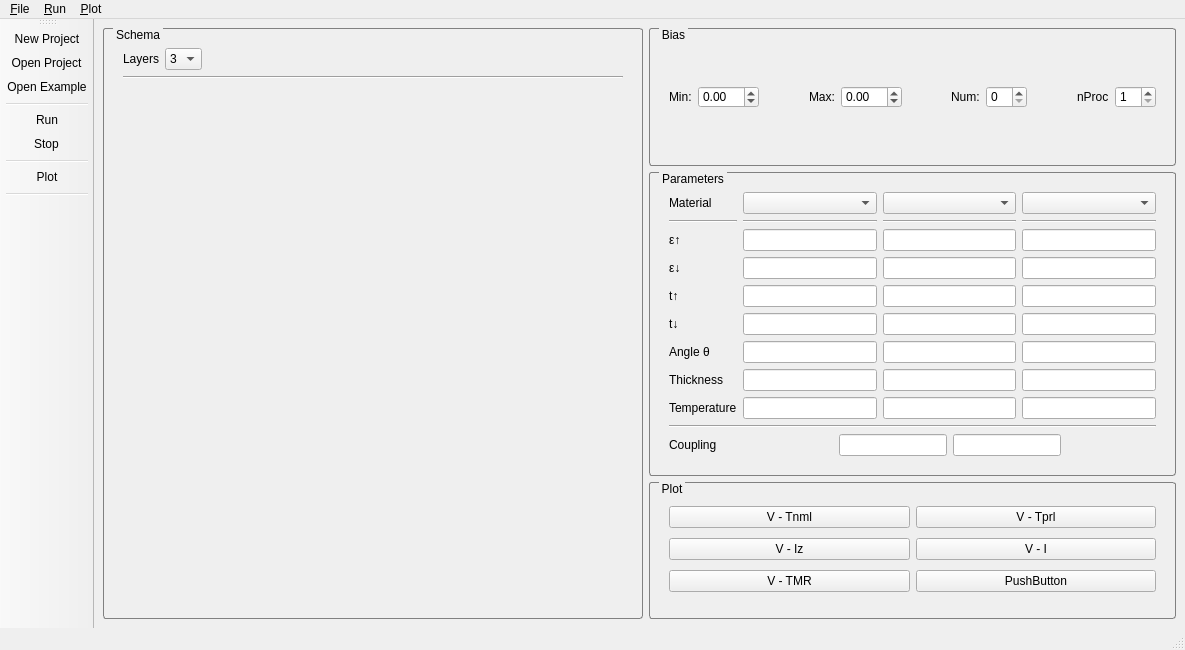
Qt form src/gui/mainwindow.ui (lise1020/TBMTJ) before a commit.
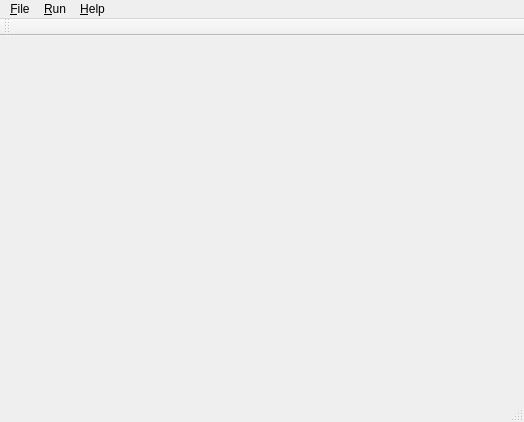
The same form after that commit. Icons and pictures are not drawn.

```diff
--- a/src/gui/mainwindow.ui
+++ b/src/gui/mainwindow.ui
@@ -6,529 +6,25 @@
    <rect>
     <x>0</x>
     <y>0</y>
-    <width>1185</width>
-    <height>650</height>
+    <width>524</width>
+    <height>422</height>
    </rect>
   </property>
   <property name="windowTitle">
    <string>MainWindow</string>
   </property>
-  <property name="styleSheet">
-   <string notr="true">QToolBar
-{
-    /*background: rgb(243, 235, 235);*/
-    spacing: 3px; /* spacing between items in the tool bar */
-}</string>
-  </property>
-  <widget class="QWidget" name="centralwidget">
+  <widget class="QWidget" name="centralWidget">
    <property name="styleSheet">
-    <string notr="true">QGroupBox
-{
-	border-width: 1px;
-	border-style: solid;
-	border-color:  gray;
-	border-radius: 3px;
-	margin-top: 1ex;
-	padding: 10px;
-}
-QGroupBox::title
-{
-	subcontrol-origin: margin;
-	subcontrol-position: top left;
-	left: 10px;
-	margin-left: 0px;
-	padding: 0px 1px;
-}</string>
+    <string notr="true"/>
    </property>
-   <layout class="QGridLayout" name="gridLayout_2">
-    <item row="1" column="1">
-     <widget class="QGroupBox" name="groupBox">
-      <property name="styleSheet">
-       <string notr="true"/>
-      </property>
-      <property name="title">
-       <string>Parameters</string>
-      </property>
-      <layout class="QGridLayout" name="gridLayout">
-       <item row="5" column="1">
-        <widget class="QLineEdit" name="lineEdit_1_4"/>
-       </item>
-       <item row="10" column="1" colspan="3">
-        <layout class="QHBoxLayout" name="horizontalLayout">
-         <item>
-          <spacer name="horizontalSpacer_2">
-           <property name="orientation">
-            <enum>Qt::Horizontal</enum>
-           </property>
-           <property name="sizeHint" stdset="0">
-            <size>
-             <width>40</width>
-             <height>20</height>
-            </size>
-           </property>
-          </spacer>
-         </item>
-         <item>
-          <widget class="QLineEdit" name="lineEdit_coupling_1"/>
-         </item>
-         <item>
-          <widget class="QLineEdit" name="lineEdit_coupling_2"/>
-         </item>
-         <item>
-          <spacer name="horizontalSpacer_3">
-           <property name="orientation">
-            <enum>Qt::Horizontal</enum>
-           </property>
-           <property name="sizeHint" stdset="0">
-            <size>
-             <width>40</width>
-             <height>20</height>
-            </size>
-           </property>
-          </spacer>
-         </item>
-        </layout>
-       </item>
-       <item row="6" column="1">
-        <widget class="QLineEdit" name="lineEdit_1_5"/>
-       </item>
-       <item row="0" column="2">
-        <widget class="QComboBox" name="comboBox_material_2"/>
-       </item>
-       <item row="10" column="0">
-        <widget class="QLabel" name="label_13">
-         <property name="text">
-          <string>Coupling</string>
-         </property>
-        </widget>
-       </item>
-       <item row="0" column="3">
-        <widget class="QComboBox" name="comboBox_material_3"/>
-       </item>
-       <item row="2" column="3">
-        <widget class="QLineEdit" name="lineEdit_3_1"/>
-       </item>
-       <item row="8" column="2">
-        <widget class="QLineEdit" name="lineEdit_2_7"/>
-       </item>
-       <item row="3" column="3">
-        <widget class="QLineEdit" name="lineEdit_3_2"/>
-       </item>
-       <item row="2" column="1">
-        <widget class="QLineEdit" name="lineEdit_1_1"/>
-       </item>
-       <item row="7" column="2">
-        <widget class="QLineEdit" name="lineEdit_2_6"/>
-       </item>
-       <item row="6" column="2">
-        <widget class="QLineEdit" name="lineEdit_2_5"/>
-       </item>
-       <item row="7" column="1">
-        <widget class="QLineEdit" name="lineEdit_1_6"/>
-       </item>
-       <item row="1" column="1">
-        <widget class="Line" name="line_2">
-         <property name="orientation">
-          <enum>Qt::Horizontal</enum>
-         </property>
-        </widget>
-       </item>
-       <item row="4" column="3">
-        <widget class="QLineEdit" name="lineEdit_3_3"/>
-       </item>
-       <item row="3" column="2">
-        <widget class="QLineEdit" name="lineEdit_2_2"/>
-       </item>
-       <item row="5" column="0">
-        <widget class="QLabel" name="label_4">
-         <property name="text">
-          <string>t↓</string>
-         </property>
-        </widget>
-       </item>
-       <item row="6" column="3">
-        <widget class="QLineEdit" name="lineEdit_3_5"/>
-       </item>
-       <item row="0" column="0">
-        <widget class="QLabel" name="label_6">
-         <property name="text">
-          <string>Material</string>
-         </property>
-        </widget>
-       </item>
-       <item row="6" column="0">
-        <widget class="QLabel" name="label_5">
-         <property name="text">
-          <string>Angle θ</string>
-         </property>
-        </widget>
-       </item>
-       <item row="4" column="1">
-        <widget class="QLineEdit" name="lineEdit_1_3"/>
-       </item>
-       <item row="2" column="0">
-        <widget class="QLabel" name="label_1">
-         <property name="text">
-          <string>ε↑</string>
-         </property>
-        </widget>
-       </item>
-       <item row="8" column="0">
-        <widget class="QLabel" name="label_8">
-         <property name="enabled">
-          <bool>true</bool>
-         </property>
-         <property name="text">
-          <string>Temperature</string>
-         </property>
-        </widget>
-       </item>
-       <item row="1" column="0">
-        <widget class="Line" name="line_1">
-         <property name="orientation">
-          <enum>Qt::Horizontal</enum>
-         </property>
-        </widget>
-       </item>
-       <item row="5" column="3">
-        <widget class="QLineEdit" name="lineEdit_3_4"/>
-       </item>
-       <item row="8" column="3">
-        <widget class="QLineEdit" name="lineEdit_3_7"/>
-       </item>
-       <item row="4" column="2">
-        <widget class="QLineEdit" name="lineEdit_2_3"/>
-       </item>
-       <item row="4" column="0">
-        <widget class="QLabel" name="label_3">
-         <property name="text">
-          <string>t↑</string>
-         </property>
-        </widget>
-       </item>
-       <item row="5" column="2">
-        <widget class="QLineEdit" name="lineEdit_2_4"/>
-       </item>
-       <item row="3" column="0">
-        <widget class="QLabel" name="label_2">
-         <property name="text">
-          <string>ε↓</string>
-         </property>
-        </widget>
-       </item>
-       <item row="1" column="2">
-        <widget class="Line" name="line_3">
-         <property name="orientation">
-          <enum>Qt::Horizontal</enum>
-         </property>
-        </widget>
-       </item>
-       <item row="0" column="1">
-        <widget class="QComboBox" name="comboBox_material_1"/>
-       </item>
-       <item row="7" column="0">
-        <widget class="QLabel" name="label_7">
-         <property name="text">
-          <string>Thickness</string>
-         </property>
-        </widget>
-       </item>
-       <item row="2" column="2">
-        <widget class="QLineEdit" name="lineEdit_2_1"/>
-       </item>
-       <item row="3" column="1">
-        <widget class="QLineEdit" name="lineEdit_1_2"/>
-       </item>
-       <item row="8" column="1">
-        <widget class="QLineEdit" name="lineEdit_1_7"/>
-       </item>
-       <item row="7" column="3">
-        <widget class="QLineEdit" name="lineEdit_3_6"/>
-       </item>
-       <item row="9" column="0" colspan="4">
-        <widget class="Line" name="line">
-         <property name="orientation">
-          <enum>Qt::Horizontal</enum>
-         </property>
-        </widget>
-       </item>
-       <item row="1" column="3">
-        <widget class="Line" name="line_4">
-         <property name="orientation">
-          <enum>Qt::Horizontal</enum>
-         </property>
-        </widget>
-       </item>
-      </layout>
-     </widget>
-    </item>
-    <item row="2" column="1">
-     <widget class="QGroupBox" name="groupBox_2">
-      <property name="title">
-       <string>Plot</string>
-      </property>
-      <layout class="QGridLayout" name="gridLayout_3">
-       <item row="0" column="1">
-        <widget class="QPushButton" name="pushButton_plot_Tprl">
-         <property name="text">
-          <string>V - Tprl</string>
-         </property>
-        </widget>
-       </item>
-       <item row="0" column="0">
-        <widget class="QPushButton" name="pushButton_plot_Tnml">
-         <property name="text">
-          <string>V - Tnml</string>
-         </property>
-        </widget>
-       </item>
-       <item row="1" column="0">
-        <widget class="QPushButton" name="pushButton_plot_Iz">
-         <property name="text">
-          <string>V - Iz</string>
-         </property>
-        </widget>
-       </item>
-       <item row="1" column="1">
-        <widget class="QPushButton" name="pushButton_plot_I">
-         <property name="text">
-          <string>V - I</string>
-         </property>
-        </widget>
-       </item>
-       <item row="2" column="0">
-        <widget class="QPushButton" name="pushButton_plot_TMR">
-         <property name="text">
-          <string>V - TMR</string>
-         </property>
-        </widget>
-       </item>
-       <item row="2" column="1">
-        <widget class="QPushButton" name="pushButton_5">
-         <property name="text">
-          <string>PushButton</string>
-         </property>
-        </widget>
-       </item>
-      </layout>
-     </widget>
-    </item>
-    <item row="0" column="1">
-     <widget class="QGroupBox" name="groupBox_3">
-      <property name="title">
-       <string>Bias</string>
-      </property>
-      <layout class="QHBoxLayout" name="horizontalLayout_3">
-       <item>
-        <widget class="QLabel" name="label_9">
-         <property name="text">
-          <string>Min:</string>
-         </property>
-        </widget>
-       </item>
-       <item>
-        <widget class="QDoubleSpinBox" name="doubleSpinBox_bias_min">
-         <property name="minimum">
-          <double>-20.000000000000000</double>
-         </property>
-         <property name="maximum">
-          <double>20.000000000000000</double>
-         </property>
-        </widget>
-       </item>
-       <item>
-        <spacer name="horizontalSpacer">
-         <property name="orientation">
-          <enum>Qt::Horizontal</enum>
-         </property>
-         <property name="sizeHint" stdset="0">
-          <size>
-           <width>40</width>
-           <height>20</height>
-          </size>
-         </property>
-        </spacer>
-       </item>
-       <item>
-        <widget class="QLabel" name="label_11">
-         <property name="text">
-          <string>Max:</string>
-         </property>
-        </widget>
-       </item>
-       <item>
-        <widget class="QDoubleSpinBox" name="doubleSpinBox_bias_max">
-         <property name="minimum">
-          <double>-20.000000000000000</double>
-         </property>
-         <property name="maximum">
-          <double>20.000000000000000</double>
-         </property>
-        </widget>
-       </item>
-       <item>
-        <spacer name="horizontalSpacer_4">
-         <property name="orientation">
-          <enum>Qt::Horizontal</enum>
-         </property>
-         <property name="sizeHint" stdset="0">
-          <size>
-           <width>40</width>
-           <height>20</height>
-          </size>
-         </property>
-        </spacer>
-       </item>
-       <item>
-        <widget class="QLabel" name="label_12">
-         <property name="text">
-          <string>Num:</string>
-         </property>
-        </widget>
-       </item>
-       <item>
-        <widget class="QSpinBox" name="spinBox_bias_num"/>
-       </item>
-       <item>
-        <spacer name="horizontalSpacer_6">
-         <property name="orientation">
-          <enum>Qt::Horizontal</enum>
-         </property>
-         <property name="sizeHint" stdset="0">
-          <size>
-           <width>40</width>
-           <height>20</height>
-          </size>
-         </property>
-        </spacer>
-       </item>
-       <item>
-        <widget class="QLabel" name="label">
-         <property name="text">
-          <string>nProc</string>
-         </property>
-        </widget>
-       </item>
-       <item>
-        <widget class="QSpinBox" name="spinBox_nproc">
-         <property name="minimum">
-          <number>1</number>
-         </property>
-         <property name="maximum">
-          <number>20</number>
-         </property>
-        </widget>
-       </item>
-      </layout>
-     </widget>
-    </item>
-    <item row="0" column="0" rowspan="3">
-     <widget class="QGroupBox" name="groupBox_4">
-      <property name="title">
-       <string>Schema</string>
-      </property>
-      <property name="checkable">
-       <bool>false</bool>
-      </property>
-      <layout class="QVBoxLayout" name="verticalLayout">
-       <item>
-        <layout class="QHBoxLayout" name="horizontalLayout_2">
-         <item>
-          <widget class="QLabel" name="label_10">
-           <property name="text">
-            <string>Layers</string>
-           </property>
-          </widget>
-         </item>
-         <item>
-          <widget class="QComboBox" name="comboBox_numLayer">
-           <item>
-            <property name="text">
-             <string>3</string>
-            </property>
-           </item>
-           <item>
-            <property name="text">
-             <string>5</string>
-            </property>
-           </item>
-          </widget>
-         </item>
-         <item>
-          <spacer name="horizontalSpacer_5">
-           <property name="orientation">
-            <enum>Qt::Horizontal</enum>
-           </property>
-           <property name="sizeHint" stdset="0">
-            <size>
-             <width>40</width>
-             <height>20</height>
-            </size>
-           </property>
-          </spacer>
-         </item>
-        </layout>
-       </item>
-       <item>
-        <widget class="Line" name="line_5">
-         <property name="orientation">
-          <enum>Qt::Horizontal</enum>
-         </property>
-        </widget>
-       </item>
-       <item>
-        <spacer name="verticalSpacer">
-         <property name="orientation">
-          <enum>Qt::Vertical</enum>
-         </property>
-         <property name="sizeHint" stdset="0">
-          <size>
-           <width>20</width>
-           <height>20</height>
-          </size>
-         </property>
-        </spacer>
-       </item>
-       <item>
-        <widget class="QWidget" name="widget" native="true">
-         <property name="enabled">
-          <bool>true</bool>
-         </property>
-         <property name="minimumSize">
-          <size>
-           <width>500</width>
-           <height>400</height>
-          </size>
-         </property>
-         <property name="styleSheet">
-          <string notr="true">image: url(:/drawable/3L.tiff);</string>
-         </property>
-        </widget>
-       </item>
-       <item>
-        <spacer name="verticalSpacer_2">
-         <property name="orientation">
-          <enum>Qt::Vertical</enum>
-         </property>
-         <property name="sizeHint" stdset="0">
-          <size>
-           <width>20</width>
-           <height>20</height>
-          </size>
-         </property>
-        </spacer>
-       </item>
-      </layout>
-     </widget>
-    </item>
-   </layout>
+   <layout class="QGridLayout" name="gridLayout_2"/>
   </widget>
   <widget class="QMenuBar" name="menubar">
    <property name="geometry">
     <rect>
      <x>0</x>
      <y>0</y>
-     <width>1185</width>
+     <width>524</width>
      <height>25</height>
     </rect>
    </property>
@@ -555,42 +51,26 @@
     <addaction name="action_Run"/>
     <addaction name="action_Stop"/>
    </widget>
-   <widget class="QMenu" name="menu_Plot">
+   <widget class="QMenu" name="menu_Help">
     <property name="title">
-     <string>&amp;Plot</string>
+     <string>&amp;Help</string>
     </property>
     <addaction name="action_Plot"/>
    </widget>
    <addaction name="menu_File"/>
    <addaction name="menu_Run"/>
-   <addaction name="menu_Plot"/>
+   <addaction name="menu_Help"/>
   </widget>
-  <widget class="QStatusBar" name="statusbar"/>
-  <widget class="QToolBar" name="toolBar">
-   <property name="windowTitle">
-    <string>toolBar</string>
-   </property>
+  <widget class="QToolBar" name="mainToolBar">
    <attribute name="toolBarArea">
-    <enum>LeftToolBarArea</enum>
+    <enum>TopToolBarArea</enum>
    </attribute>
    <attribute name="toolBarBreak">
     <bool>false</bool>
    </attribute>
-   <addaction name="action_New_Project"/>
-   <addaction name="action_Open_Project"/>
-   <addaction name="action_Open_Example"/>
-   <addaction name="separator"/>
-   <addaction name="action_Run"/>
-   <addaction name="action_Stop"/>
-   <addaction name="separator"/>
-   <addaction name="action_Plot"/>
-   <addaction name="separator"/>
   </widget>
-  <action name="action_New_Project">
-   <property name="icon">
-    <iconset resource="../../res/res.qrc">
-     <normaloff>:/drawable/new_project.png</normaloff>:/drawable/new_project.png</iconset>
-   </property>
+  <widget class="QStatusBar" name="statusBar"/>
+  <action name="action_newProject">
    <property name="text">
     <string>&amp;New Project</string>
    </property>
@@ -603,15 +83,9 @@
    <property name="text">
     <string>&amp;Open Project</string>
    </property>
-  </action>
-  <action name="action_Run">
-   <property name="icon">
-    <iconset resource="../../res/res.qrc">
-     <normaloff>:/drawable/run.png</normaloff>:/drawable/run.png</iconset>
+   <property name="shortcut">
+    <string>Ctrl+O</string>
    </property>
-   <property name="text">
-    <string>&amp;Run</string>
-   </property>
   </action>
   <action name="action_Open_Example">
    <property name="icon">
@@ -637,7 +111,7 @@
      <normaloff>:/drawable/plot.png</normaloff>:/drawable/plot.png</iconset>
    </property>
    <property name="text">
-    <string>&amp;Plot</string>
+    <string>E&amp;xit</string>
    </property>
   </action>
   <action name="action_Save_File">
@@ -646,8 +120,7 @@
    </property>
   </action>
  </widget>
- <resources>
-  <include location="../../res/res.qrc"/>
- </resources>
+ <layoutdefault spacing="6" margin="11"/>
+ <resources/>
  <connections/>
 </ui>
```
Left out of the diff: 93 changed lines with no effect on the pictures.
